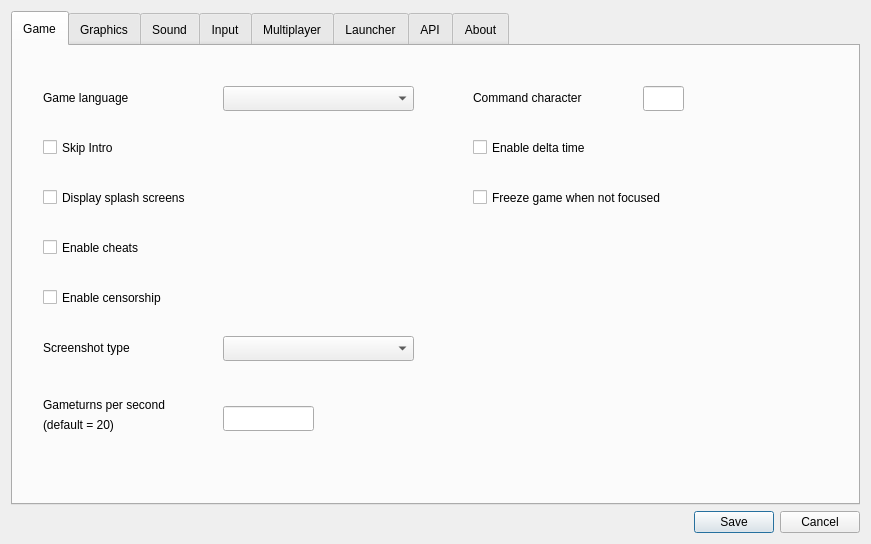
First picture: the form in ui/settingsdialog.ui, repository yani/keeperfx-launcher-qt, before the edit.
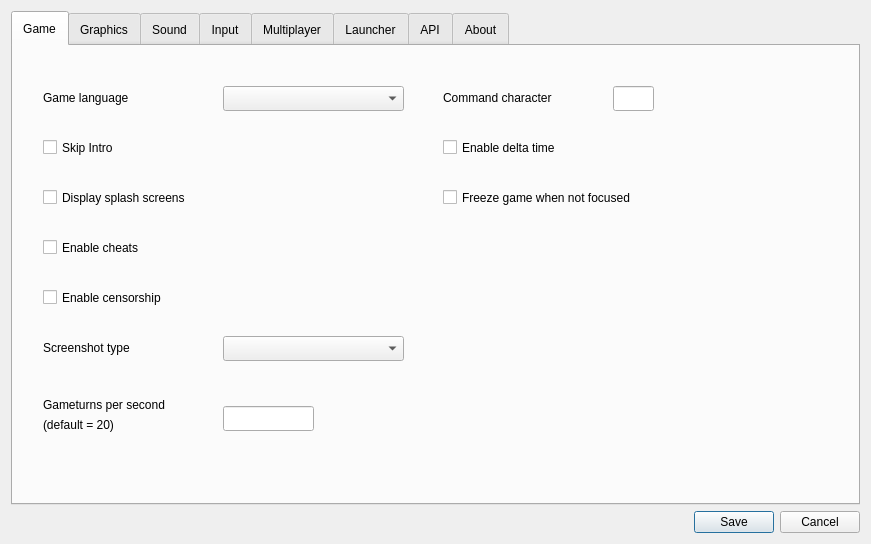
Second picture: the form after the edit. Icons and pictures are not drawn.

Commit message: start of splash screen ordering

What changed in the file:
```diff
--- a/ui/settingsdialog.ui
+++ b/ui/settingsdialog.ui
@@ -41,7 +41,7 @@
         <rect>
          <x>210</x>
          <y>40</y>
-         <width>191</width>
+         <width>181</width>
          <height>25</height>
         </rect>
        </property>
@@ -128,7 +128,7 @@
         <rect>
          <x>210</x>
          <y>290</y>
-         <width>191</width>
+         <width>181</width>
          <height>25</height>
         </rect>
        </property>
@@ -210,7 +210,7 @@
       <widget class="QLabel" name="labelCommandChar">
        <property name="geometry">
         <rect>
-         <x>460</x>
+         <x>430</x>
          <y>43</y>
          <width>161</width>
          <height>17</height>
@@ -228,7 +228,7 @@
       <widget class="QLineEdit" name="lineEditCommandChar">
        <property name="geometry">
         <rect>
-         <x>630</x>
+         <x>600</x>
          <y>40</y>
          <width>41</width>
          <height>25</height>
@@ -261,7 +261,7 @@
       <widget class="QCheckBox" name="checkBoxDeltaTime">
        <property name="geometry">
         <rect>
-         <x>460</x>
+         <x>430</x>
          <y>90</y>
          <width>321</width>
          <height>23</height>
@@ -279,7 +279,7 @@
       <widget class="QCheckBox" name="checkBoxFreezeGameNoFocus">
        <property name="geometry">
         <rect>
-         <x>460</x>
+         <x>430</x>
          <y>140</y>
          <width>321</width>
          <height>23</height>
```
The commit also changes 1 other file.
